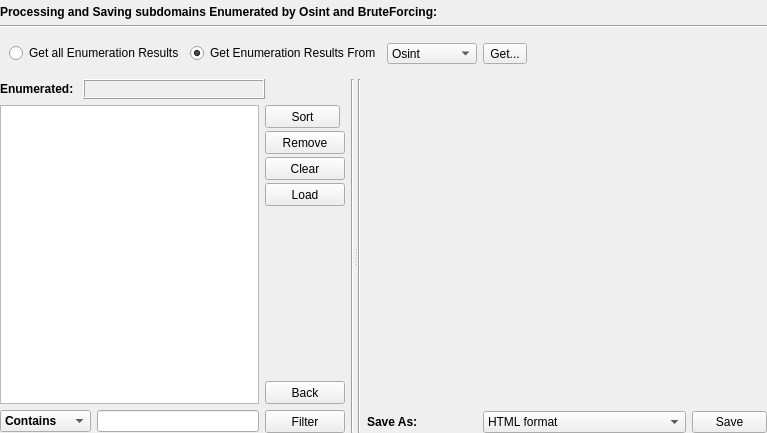
Before: the Qt Designer form gui/src/engines/save/Save.ui in 3nock/OTE, drawn with Qt 5.
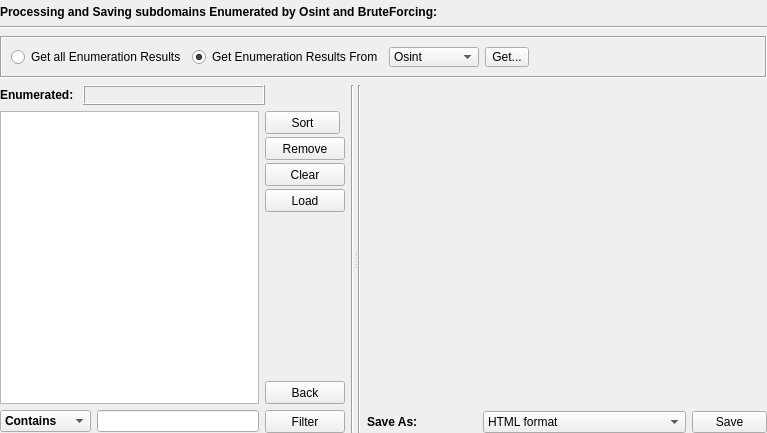
After: the same form once the commit is applied.

The edit to the form file:
```diff
--- a/gui/src/engines/save/Save.ui
+++ b/gui/src/engines/save/Save.ui
@@ -17,6 +17,9 @@
    <string notr="true"/>
   </property>
   <layout class="QVBoxLayout" name="verticalLayout_3">
+   <property name="spacing">
+    <number>7</number>
+   </property>
    <property name="leftMargin">
     <number>0</number>
    </property>
@@ -46,15 +49,6 @@
      </item>
      <item>
       <widget class="Line" name="line_2">
-       <property name="sizePolicy">
-        <sizepolicy hsizetype="Minimum" vsizetype="Fixed">
-         <horstretch>0</horstretch>
-         <verstretch>0</verstretch>
-        </sizepolicy>
-       </property>
-       <property name="styleSheet">
-        <string notr="true"/>
-       </property>
        <property name="orientation">
         <enum>Qt::Horizontal</enum>
        </property>
@@ -72,9 +66,27 @@
          <verstretch>0</verstretch>
         </sizepolicy>
        </property>
+       <property name="minimumSize">
+        <size>
+         <width>0</width>
+         <height>42</height>
+        </size>
+       </property>
+       <property name="maximumSize">
+        <size>
+         <width>16777215</width>
+         <height>42</height>
+        </size>
+       </property>
        <property name="styleSheet">
         <string notr="true"/>
        </property>
+       <property name="frameShape">
+        <enum>QFrame::Box</enum>
+       </property>
+       <property name="frameShadow">
+        <enum>QFrame::Sunken</enum>
+       </property>
        <layout class="QHBoxLayout" name="horizontalLayout_5">
         <item>
          <widget class="QRadioButton" name="radioButton_getAll_Save">
```
